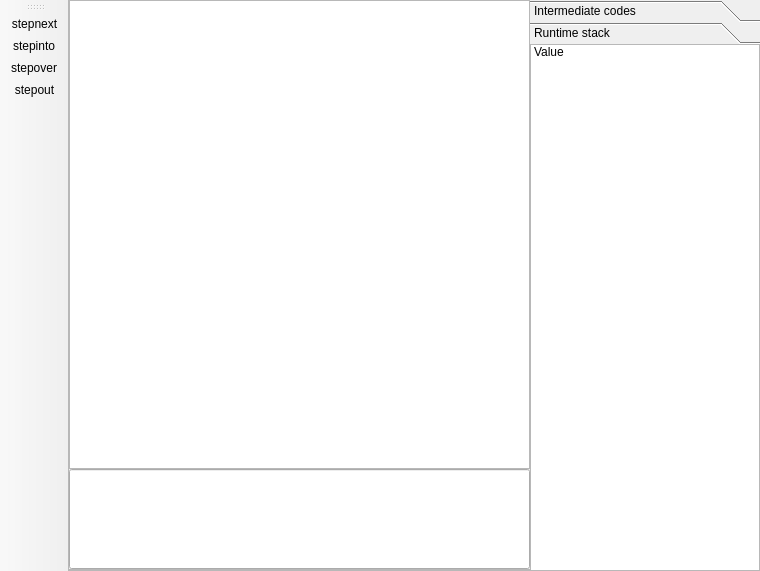
Old version of the form UI/runWindow.ui in the repository david-S-hall/sw-compiler-practice.
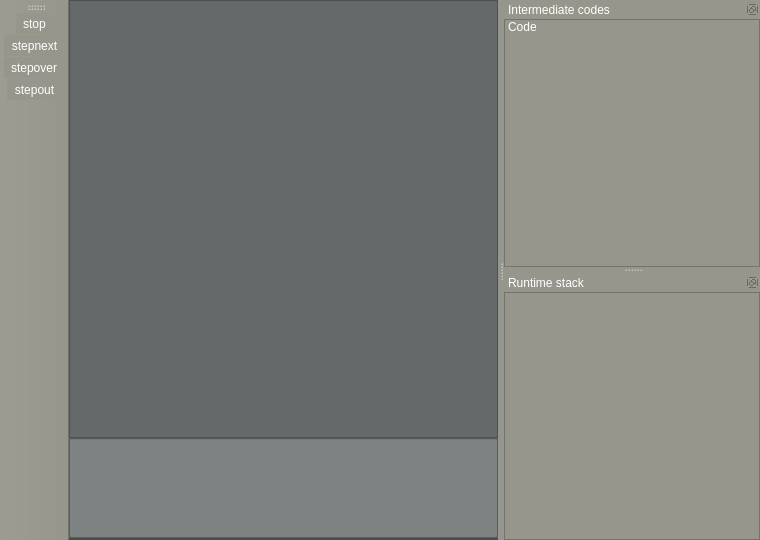
New version of the form. Icons and pictures are not drawn.

Diff of the .ui file:
```diff
--- a/UI/runWindow.ui
+++ b/UI/runWindow.ui
@@ -7,13 +7,22 @@
     <x>0</x>
     <y>0</y>
     <width>760</width>
-    <height>571</height>
+    <height>540</height>
    </rect>
   </property>
   <property name="windowTitle">
-   <string>MainWindow</string>
+   <string>Run</string>
+  </property>
+  <property name="styleSheet">
+   <string notr="true">background-color: rgb(150, 150, 140);
+font: 9pt &quot;Consolas&quot;;
+alternate-background-color: rgb(150, 150, 140);
+color: rgb(255, 255, 255);</string>
   </property>
   <widget class="QWidget" name="centralwidget">
+   <property name="styleSheet">
+    <string notr="true">background-color: rgb(100, 100, 100);</string>
+   </property>
    <layout class="QGridLayout" name="gridLayout">
     <property name="margin">
      <number>0</number>
@@ -39,101 +48,6 @@
       </layout>
      </widget>
     </item>
-    <item row="0" column="2" rowspan="3">
-     <widget class="QToolBox" name="toolBox">
-      <property name="sizePolicy">
-       <sizepolicy hsizetype="Preferred" vsizetype="Preferred">
-        <horstretch>10</horstretch>
-        <verstretch>0</verstretch>
-       </sizepolicy>
-      </property>
-      <property name="currentIndex">
-       <number>1</number>
-      </property>
-      <property name="tabSpacing">
-       <number>0</number>
-      </property>
-      <widget class="QWidget" name="TACPage">
-       <property name="geometry">
-        <rect>
-         <x>0</x>
-         <y>0</y>
-         <width>242</width>
-         <height>531</height>
-        </rect>
-       </property>
-       <attribute name="label">
-        <string>Intermediate codes</string>
-       </attribute>
-       <layout class="QVBoxLayout" name="verticalLayout">
-        <property name="spacing">
-         <number>0</number>
-        </property>
-        <property name="margin">
-         <number>0</number>
-        </property>
-        <item>
-         <widget class="QListWidget" name="TACCodeLists">
-          <item>
-           <property name="text">
-            <string>Code</string>
-           </property>
-          </item>
-         </widget>
-        </item>
-       </layout>
-      </widget>
-      <widget class="QWidget" name="stackPage">
-       <property name="enabled">
-        <bool>true</bool>
-       </property>
-       <property name="geometry">
-        <rect>
-         <x>0</x>
-         <y>0</y>
-         <width>242</width>
-         <height>531</height>
-        </rect>
-       </property>
-       <attribute name="label">
-        <string>Runtime stack</string>
-       </attribute>
-       <layout class="QVBoxLayout" name="verticalLayout_2">
-        <property name="spacing">
-         <number>0</number>
-        </property>
-        <property name="margin">
-         <number>0</number>
-        </property>
-        <item>
-         <widget class="QListWidget" name="StackValuesLists">
-          <item>
-           <property name="text">
-            <string>Value</string>
-           </property>
-          </item>
-         </widget>
-        </item>
-       </layout>
-      </widget>
-     </widget>
-    </item>
-    <item row="0" column="1">
-     <widget class="QTextBrowser" name="RuntimePad">
-      <property name="sizePolicy">
-       <sizepolicy hsizetype="Expanding" vsizetype="Expanding">
-        <horstretch>20</horstretch>
-        <verstretch>35</verstretch>
-       </sizepolicy>
-      </property>
-      <property name="font">
-       <font>
-        <family>Arial</family>
-        <pointsize>14</pointsize>
-       </font>
-      </property>
-     </widget>
-    </item>
     <item row="1" column="1">
      <widget class="QLineEdit" name="InputTextPad">
       <property name="minimumSize">
@@ -144,13 +58,60 @@
       </property>
       <property name="font">
        <font>
-        <family>Arial</family>
-        <pointsize>11</pointsize>
+        <family>Consolas</family>
+        <pointsize>14</pointsize>
+        <weight>50</weight>
+        <italic>false</italic>
+        <bold>false</bold>
        </font>
       </property>
+      <property name="styleSheet">
+       <string notr="true">background-color: rgb(125, 130, 130);
+selection-background-color: rgb(93, 93, 93);
+alternate-background-color: rgb(93, 93, 93);
+font: 14pt &quot;Consolas&quot;;</string>
+      </property>
+      <property name="text">
+       <string/>
+      </property>
       <property name="alignment">
        <set>Qt::AlignLeading|Qt::AlignLeft|Qt::AlignTop</set>
       </property>
+      <property name="readOnly">
+       <bool>false</bool>
+      </property>
+     </widget>
+    </item>
+    <item row="0" column="1">
+     <widget class="QPlainTextEdit" name="RuntimePad">
+      <property name="enabled">
+       <bool>true</bool>
+      </property>
+      <property name="sizePolicy">
+       <sizepolicy hsizetype="Expanding" vsizetype="Expanding">
+        <horstretch>20</horstretch>
+        <verstretch>35</verstretch>
+       </sizepolicy>
+      </property>
+      <property name="font">
+       <font>
+        <family>Consolas</family>
+        <pointsize>14</pointsize>
+        <weight>50</weight>
+        <italic>false</italic>
+        <bold>false</bold>
+       </font>
+      </property>
+      <property name="styleSheet">
+       <string notr="true">background-color: rgb(100, 105, 105);
+font: 14pt &quot;Consolas&quot;;</string>
+      </property>
+      <property name="readOnly">
+       <bool>true</bool>
+      </property>
+      <property name="plainText">
+       <string/>
+      </property>
      </widget>
     </item>
    </layout>
@@ -165,11 +126,88 @@
    <attribute name="toolBarBreak">
     <bool>false</bool>
    </attribute>
+   <addaction name="actionStop"/>
    <addaction name="actionStepnext"/>
-   <addaction name="actionStepinto"/>
    <addaction name="actionStepover"/>
    <addaction name="actionStepout"/>
   </widget>
+  <widget class="QDockWidget" name="TACCodeDock">
+   <property name="windowIcon">
+    <iconset>
+     <normaloff>system-run.png</normaloff>system-run.png</iconset>
+   </property>
+   <property name="features">
+    <set>QDockWidget::DockWidgetFloatable|QDockWidget::DockWidgetMovable</set>
+   </property>
+   <property name="windowTitle">
+    <string>Intermediate codes</string>
+   </property>
+   <attribute name="dockWidgetArea">
+    <number>2</number>
+   </attribute>
+   <widget class="QWidget" name="TACCodeContent">
+    <layout class="QVBoxLayout" name="verticalLayout_4">
+     <property name="spacing">
+      <number>0</number>
+     </property>
+     <property name="margin">
+      <number>0</number>
+     </property>
+     <item>
+      <widget class="QListWidget" name="TACCodeLists">
+       <property name="sizePolicy">
+        <sizepolicy hsizetype="Expanding" vsizetype="Expanding">
+         <horstretch>0</horstretch>
+         <verstretch>0</verstretch>
+        </sizepolicy>
+       </property>
+       <item>
+        <property name="text">
+         <string>Code</string>
+        </property>
+       </item>
+      </widget>
+     </item>
+    </layout>
+   </widget>
+  </widget>
+  <widget class="QDockWidget" name="RuntimeStkDock">
+   <property name="acceptDrops">
+    <bool>false</bool>
+   </property>
+   <property name="windowIcon">
+    <iconset>
+     <normaloff>system-run.png</normaloff>system-run.png</iconset>
+   </property>
+   <property name="styleSheet">
+    <string notr="true"/>
+   </property>
+   <property name="floating">
+    <bool>false</bool>
+   </property>
+   <property name="features">
+    <set>QDockWidget::DockWidgetFloatable|QDockWidget::DockWidgetMovable</set>
+   </property>
+   <property name="windowTitle">
+    <string>Runtime stack</string>
+   </property>
+   <attribute name="dockWidgetArea">
+    <number>2</number>
+   </attribute>
+   <widget class="QWidget" name="RuntimeStkContent">
+    <layout class="QVBoxLayout" name="verticalLayout">
+     <property name="spacing">
+      <number>0</number>
+     </property>
+     <property name="margin">
+      <number>0</number>
+     </property>
+     <item>
+      <widget class="QListWidget" name="StackValuesLists"/>
+     </item>
+    </layout>
+   </widget>
+  </widget>
   <action name="actionStepinto">
    <property name="icon">
     <iconset>
@@ -206,6 +244,15 @@
     <string>stepout</string>
    </property>
   </action>
+  <action name="actionStop">
+   <property name="icon">
+    <iconset>
+     <normaloff>icons/stop.png</normaloff>icons/stop.png</iconset>
+   </property>
+   <property name="text">
+    <string>stop</string>
+   </property>
+  </action>
  </widget>
  <resources/>
  <connections/>
```
Left out of the diff: 8 changed lines with no effect on the pictures.
